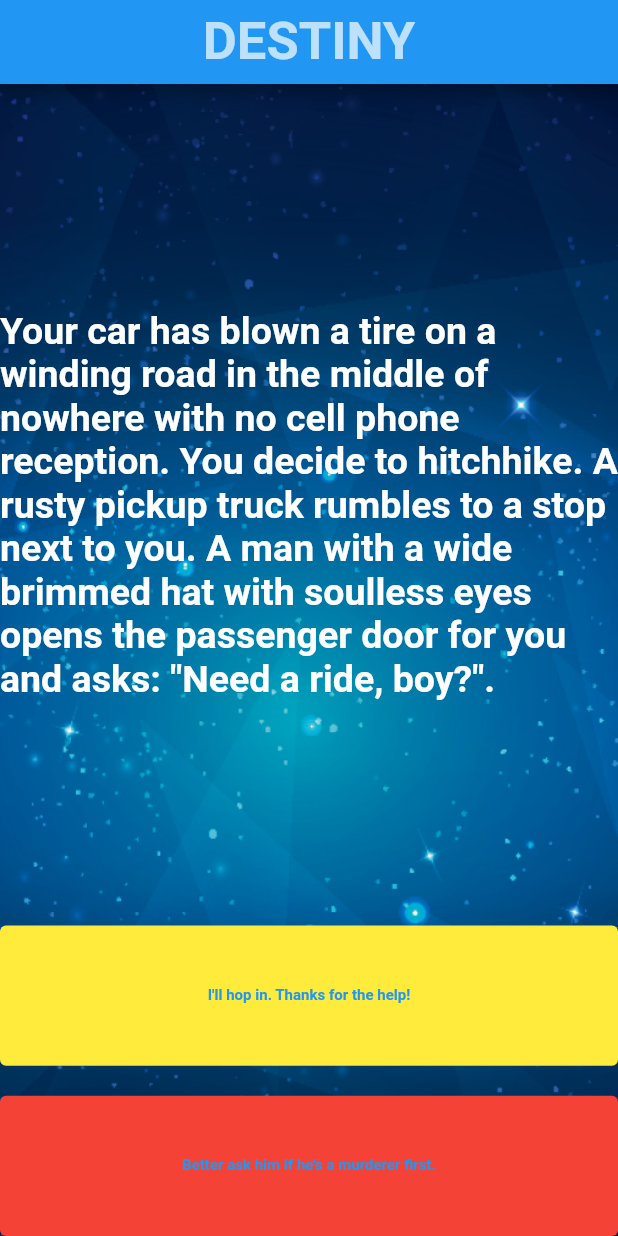
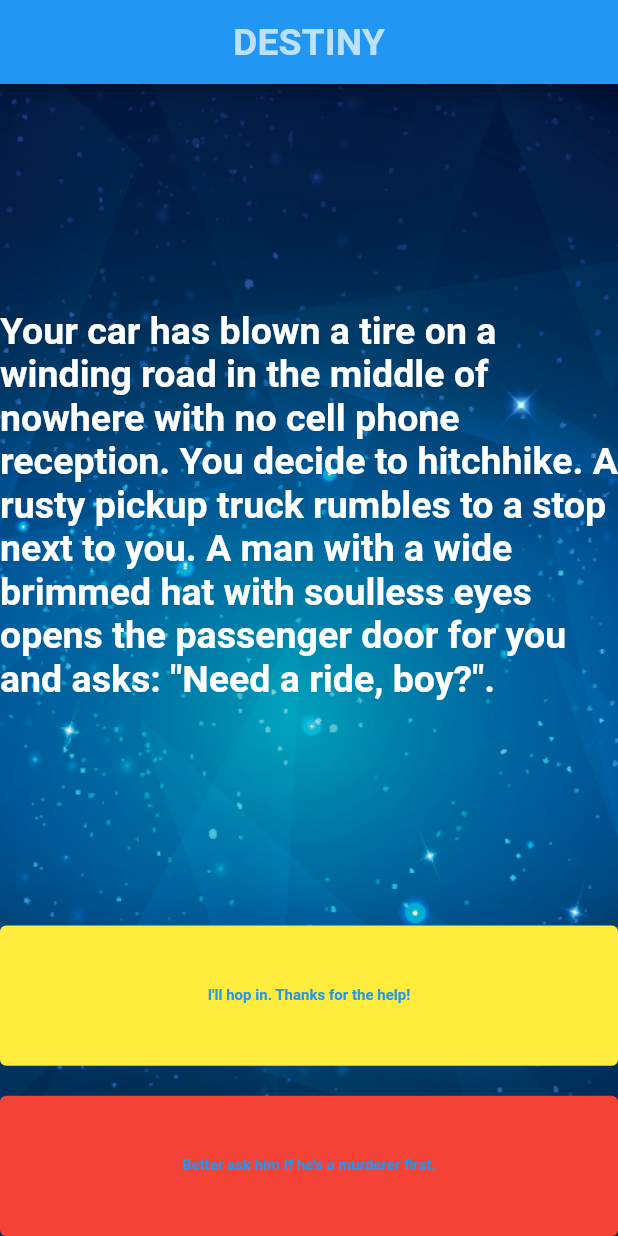
Before and after one commit to Abhi902/Destini, a Flutter app: the screen it shows after launch, on a phone screen of 412 x 824 dp. Run offline on Flutter 3.47's test engine with Material 2 defaults, Android fonts, the phone set to English and light mode, and no system bars.

Commit message:
second commit

```diff
--- a/lib/main.dart
+++ b/lib/main.dart
@@ -27,7 +27,7 @@ class _MyAppState extends State<MyApp> {
               style: TextStyle(
                   color: Colors.white70,
                   fontWeight: FontWeight.bold,
-                  fontSize: 35),
+                  fontSize: 25),
             ),
           ),
         ),
```
